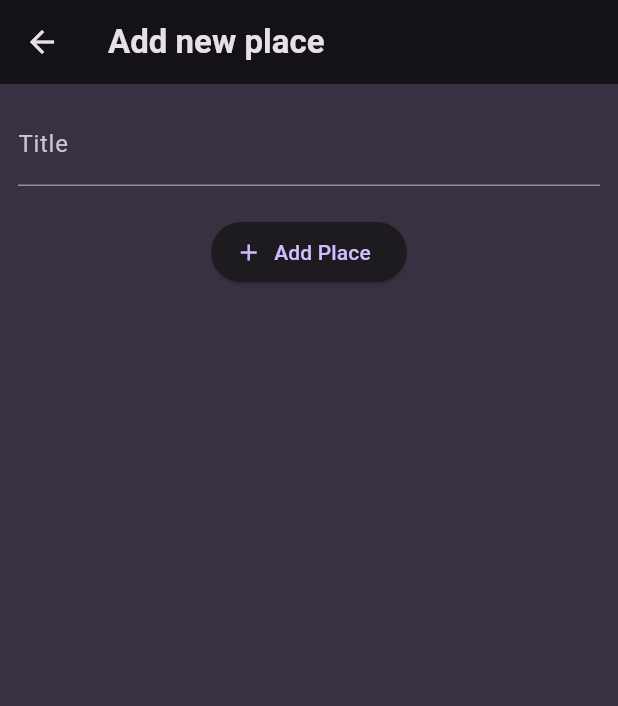
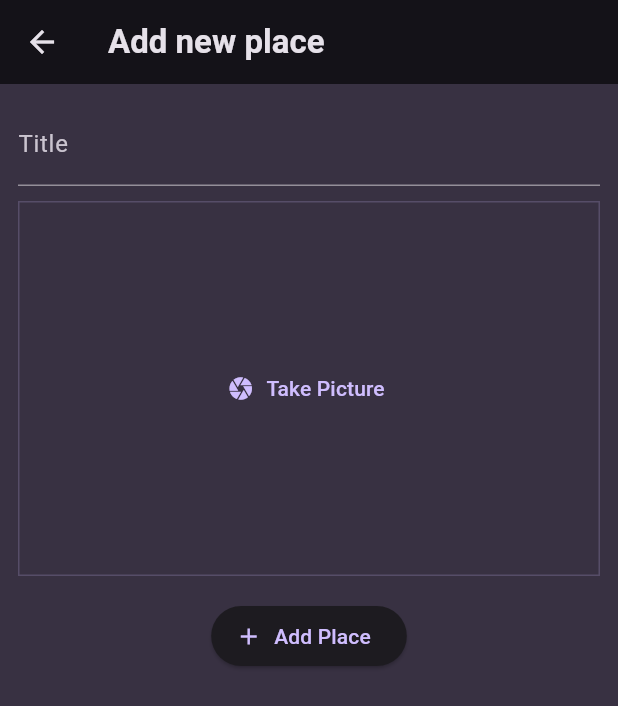
Before and after one commit to DINESH-JUMANI/Flutter-Projects, a Flutter app: the AddPlaceScreen screen opened directly, on a phone screen of 412 x 824 dp. Shown: the top 706 px of the screen. Run offline on Flutter 3.47's test engine with Material 3 defaults, Android fonts, the phone set to English and light mode, and no system bars; our stand-ins replace flutter_riverpod, google_fonts, image_picker, transparent_image.

Commit message:
Added image picker to click photos

```diff
--- a/favorite_places/lib/screens/add_place.dart
+++ b/favorite_places/lib/screens/add_place.dart
@@ -1,4 +1,5 @@
 import 'package:favorite_places/providers/user_places.dart';
+import 'package:favorite_places/widgets/image_input.dart';
 import 'package:flutter/material.dart';
 import 'package:flutter_riverpod/flutter_riverpod.dart';
 
@@ -46,7 +47,9 @@
                 color: Theme.of(context).colorScheme.onBackground,
               ),
             ),
-            const SizedBox(height: 20),
+            const SizedBox(height: 10),
+            const ImageInput(),
+            const SizedBox(height: 16),
             ElevatedButton.icon(
               onPressed: _savePlace,
               icon: const Icon(Icons.add),
--- /dev/null
+++ b/favorite_places/lib/widgets/image_input.dart
@@ -0,0 +1,66 @@
+import 'dart:io';
+
+import 'package:flutter/material.dart';
+import 'package:image_picker/image_picker.dart';
+
+class ImageInput extends StatefulWidget {
+  const ImageInput({super.key});
+
+  @override
+  State<ImageInput> createState() {
+    return _ImageInputState();
+  }
+}
+
+class _ImageInputState extends State<ImageInput> {
+  File? _selectedImage;
+
+  void _takePicture() async {
+    final imagePicker = ImagePicker();
+    final pickedImage = await imagePicker.pickImage(
+      source: ImageSource.camera,
+      maxWidth: 600,
+    );
+    if (pickedImage == null) {
+      return;
+    }
+
+    setState(() {
+      _selectedImage = File(pickedImage.path);
+    });
+  }
+
+  @override
+  Widget build(BuildContext context) {
+    Widget content = TextButton.icon(
+      icon: const Icon(Icons.camera),
+      label: const Text('Take Picture'),
+      onPressed: _takePicture,
+    );
+
+    if (_selectedImage != null) {
+      content = GestureDetector(
+        onTap: _takePicture,
+        child: Image.file(
+          _selectedImage!,
+          fit: BoxFit.cover,
+          width: double.infinity,
+          height: double.infinity,
+        ),
+      );
+    }
+
+    return Container(
+      decoration: BoxDecoration(
+        border: Border.all(
+          width: 1,
+          color: Theme.of(context).colorScheme.primary.withOpacity(0.2),
+        ),
+      ),
+      height: 250,
+      width: double.infinity,
+      alignment: Alignment.center,
+      child: content,
+    );
+  }
+}
--- a/favorite_places/pubspec.yaml
+++ b/favorite_places/pubspec.yaml
@@ -38,6 +38,7 @@
   google_fonts: ^6.1.0
   uuid: ^4.3.2
   flutter_riverpod: ^2.4.9
+  image_picker: ^1.0.7
 
 dev_dependencies:
   flutter_test:
@@ -48,7 +49,7 @@
   # activated in the `analysis_options.yaml` file located at the root of your
   # package. See that file for information about deactivating specific lint
   # rules and activating additional ones.
-  flutter_lints: ^2.0.0
+  flutter_lints: ^3.0.1
 
 # For information on the generic Dart part of this file, see the
 # following page: https://dart.dev/tools/pub/pubspec
```
Also changed, not shown: favorite_places/pubspec.lock, 5 other files.
